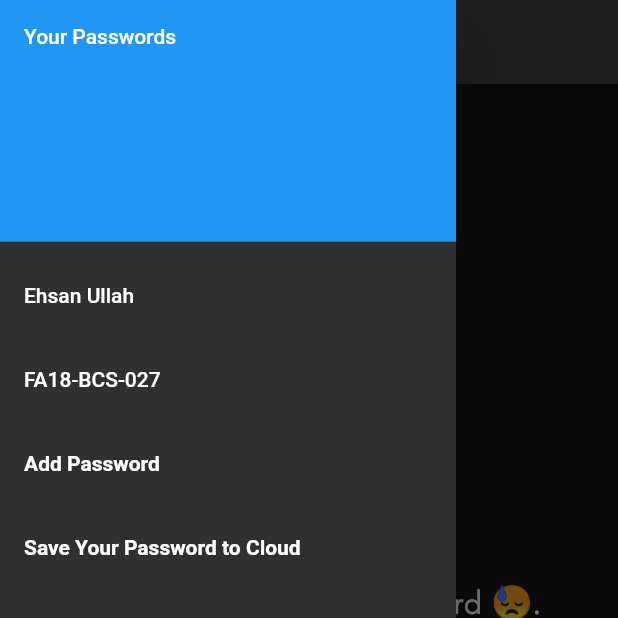
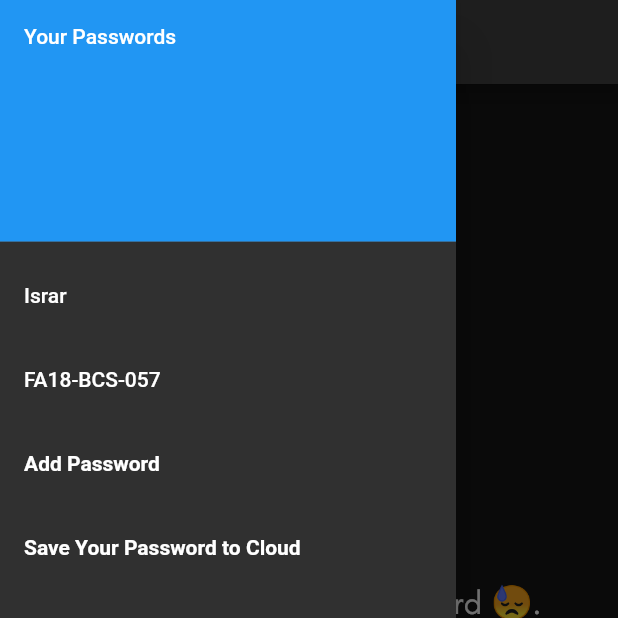
Before and after one commit to IsrarJutt/LabWork, a Flutter app: the Passwords screen opened directly, with the side drawer open, on a phone screen of 412 x 824 dp, the top half of it. Run offline on Flutter 3.47's test engine with Material 2 defaults, Android fonts, the phone set to English and light mode, and no system bars; our stand-ins replace audioplayers, flutter_secure_storage, flutter_slidable, fluttertoast, font_awesome_flutter, hive and 4 more; missing offline and left inert: dart:html, encrypt, mbi; accounts and stored records are empty.

Commit message:
Update passwords.dart

```diff
--- a/lab_final/lib/pages/passwords.dart
+++ b/lab_final/lib/pages/passwords.dart
@@ -156,7 +156,7 @@ class _PasswordsState extends State<Passwords> {
               child: Text('Your Passwords'),
             ),
             ListTile(
-              title: const Text('Ehsan Ullah'),
+              title: const Text('Israr'),
               onTap: () {
                 // Update the state of the app
                 // ...
@@ -165,7 +165,7 @@ class _PasswordsState extends State<Passwords> {
               },
             ),
             ListTile(
-              title: const Text('FA18-BCS-027'),
+              title: const Text('FA18-BCS-057'),
               onTap: () {
                 // Update the state of the app
                 // ...
```
